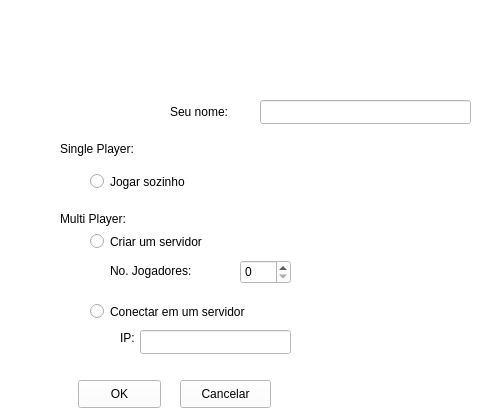
Old version of the form cliente/tela_login.ui in the repository lucius/dpcl-tetrix.
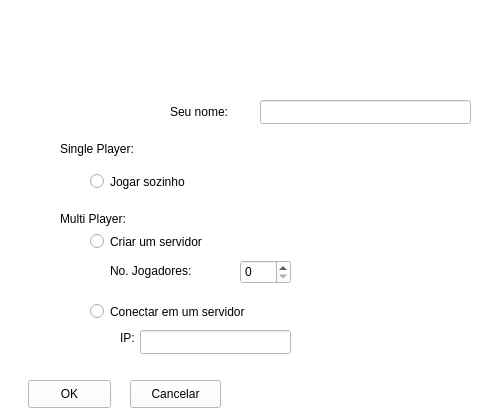
New version of the form. Icons and pictures are not drawn.

Diff of the .ui file:
```diff
--- a/cliente/tela_login.ui
+++ b/cliente/tela_login.ui
@@ -22,7 +22,7 @@
   <widget class="QPushButton" name="btn_ok">
    <property name="geometry">
     <rect>
-     <x>78</x>
+     <x>28</x>
      <y>380</y>
      <width>83</width>
      <height>28</height>
@@ -41,7 +41,7 @@
   <widget class="QPushButton" name="btn_cancela">
    <property name="geometry">
     <rect>
-     <x>180</x>
+     <x>130</x>
      <y>380</y>
      <width>91</width>
      <height>28</height>
@@ -54,10 +54,10 @@
   <widget class="QWidget" name="widget" native="true">
    <property name="geometry">
     <rect>
-     <x>40</x>
-     <y>-10</y>
+     <x>80</x>
+     <y>0</y>
      <width>361</width>
-     <height>91</height>
+     <height>71</height>
     </rect>
    </property>
    <property name="styleSheet">
```
